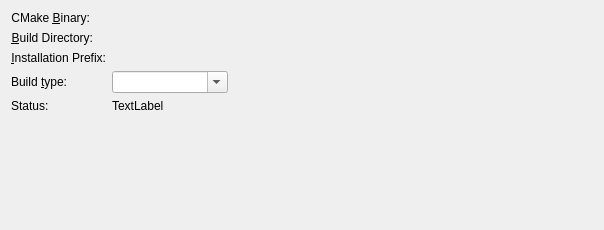
This is projectmanagers/cmake/cmakebuilddirchooser.ui in KDE/kdevelop as Qt 5 draws it before an edit. The edited form follows.
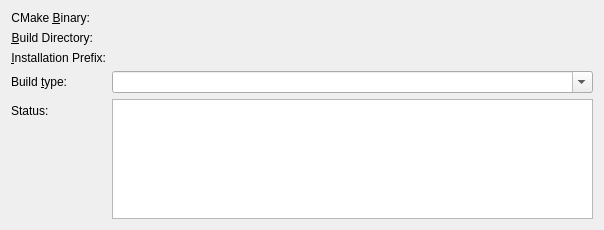
This is the edited form. Custom widgets are drawn as their Qt base class.

Commit message: Let cmake create builddir dialog status widget grow a little bit

Patch:
```diff
--- a/projectmanagers/cmake/cmakebuilddirchooser.ui
+++ b/projectmanagers/cmake/cmakebuilddirchooser.ui
@@ -17,9 +17,6 @@
    </size>
   </property>
   <layout class="QFormLayout" name="formLayout">
-   <property name="fieldGrowthPolicy">
-    <enum>QFormLayout::ExpandingFieldsGrow</enum>
-   </property>
    <item row="0" column="0">
     <widget class="QLabel" name="label_5">
      <property name="text">
@@ -133,9 +130,9 @@
     </widget>
    </item>
    <item row="4" column="1">
-    <widget class="QLabel" name="status">
-     <property name="text">
-      <string>TextLabel</string>
+    <widget class="QTextBrowser" name="status">
+     <property name="enabled">
+      <bool>true</bool>
      </property>
     </widget>
    </item>
```
